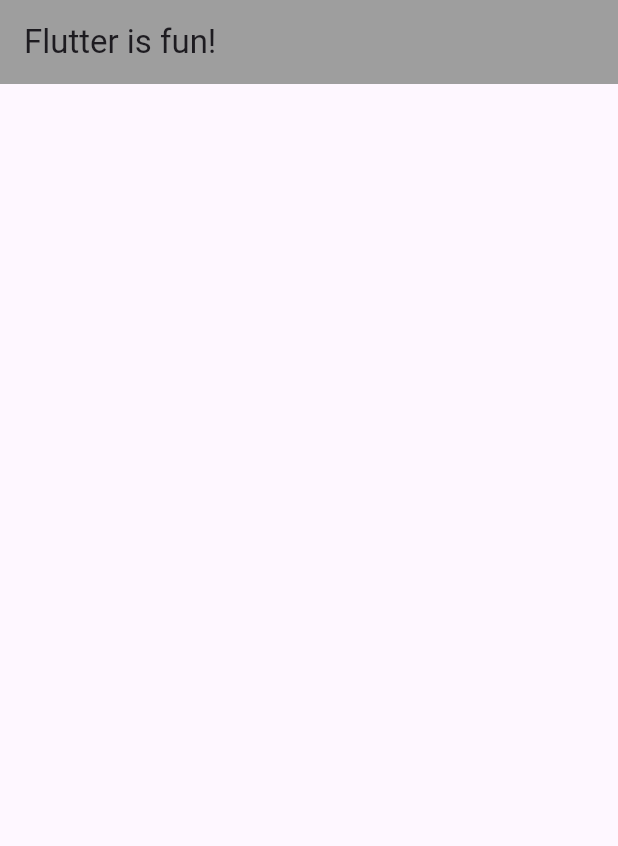
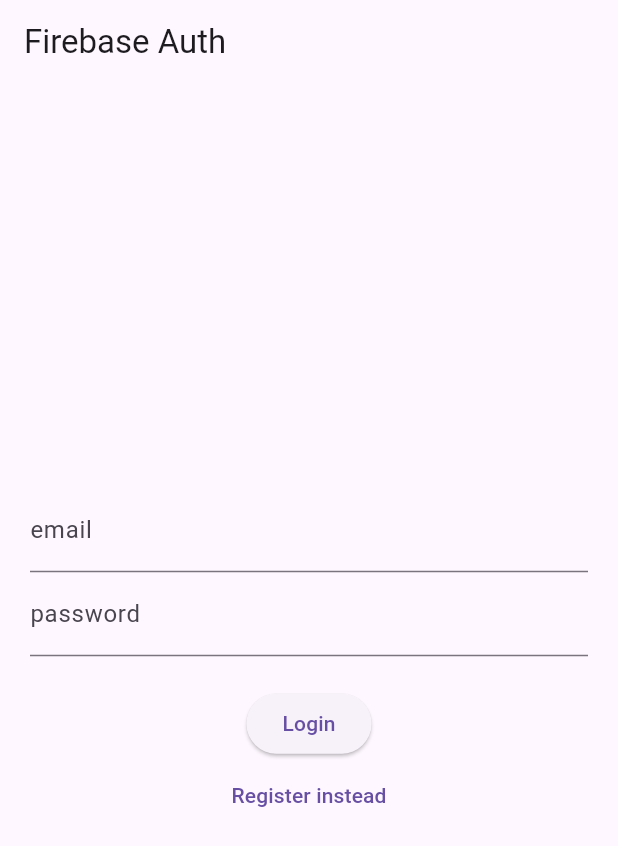
Before and after one commit to Nesphra/roadMap, a Flutter app: the screen it shows after launch, on a phone screen of 412 x 824 dp. Shown: the top 846 px of the screen. Run offline on Flutter 3.47's test engine with Material 3 defaults, Android fonts, the phone set to English and light mode, and no system bars; our stand-ins replace firebase_auth, firebase_core; accounts and stored records are empty.

Commit message:
auth successful

```diff
--- /dev/null
+++ b/lib/auth.dart
@@ -0,0 +1,27 @@
+import 'package:firebase_auth/firebase_auth.dart';
+
+class Auth {
+  final FirebaseAuth _firebaseAuth = FirebaseAuth.instance;
+
+  User? get currentUser => _firebaseAuth.currentUser;
+
+  Stream<User?> get authStateChanges => _firebaseAuth.authStateChanges();
+
+  Future<void> signInWithEmailAndPassword({
+    required String email,
+    required String password,
+  }) async {
+    await _firebaseAuth.signInWithEmailAndPassword(email: email, password: password);
+  }
+
+  Future<void> createUserWithEmailAndPassword({
+    required String email,
+    required String password,
+  }) async {
+    await _firebaseAuth.createUserWithEmailAndPassword(email: email, password: password);
+  }
+
+  Future<void> signOut() async {
+    await _firebaseAuth.signOut();
+  }
+}
--- a/lib/main.dart
+++ b/lib/main.dart
@@ -1,6 +1,10 @@
 import 'package:flutter/material.dart';
+import 'package:roadmap/widget_tree.dart';
+import 'package:firebase_core/firebase_core.dart';
 
-void main() {
+void main() async {
+  WidgetsFlutterBinding.ensureInitialized();
+  await Firebase.initializeApp(); //Both lines required for the application to work
   runApp(MyApp());
 }
 
@@ -10,12 +14,7 @@
   @override
   Widget build(BuildContext context) {
     return MaterialApp(
-      home: Scaffold(
-        appBar: AppBar(
-          backgroundColor: Colors.grey,
-          title: const Text('Flutter is fun!'),
-        ),
-      ),
+      home: const WidgetTree(),
     );
   }
 }
--- /dev/null
+++ b/lib/presentation/login_register_page.dart
@@ -0,0 +1,106 @@
+import 'package:flutter/material.dart';
+import 'package:firebase_auth/firebase_auth.dart';
+import '../auth.dart';
+
+class LoginPage extends StatefulWidget {
+  const LoginPage({super.key});
+
+  @override
+  State<LoginPage> createState() => _LoginPageState();
+}
+
+class _LoginPageState extends State<LoginPage> {
+
+  String? errorMessage = '';
+  bool isLogin = true;
+
+  final TextEditingController _controllerEmail = TextEditingController();
+  final TextEditingController _controllerPassword = TextEditingController();
+
+  Future<void> signInWithEmailAndPassword() async {
+    try {
+      await Auth().signInWithEmailAndPassword(
+        email: _controllerEmail.text,
+        password: _controllerPassword.text
+        );
+    } on FirebaseAuthException catch (e) {
+      setState(() {
+        errorMessage = e.message;
+      });
+    }
+  }
+
+  Future<void> createUserWithEmailAndPassword() async {
+    try {
+      await Auth().createUserWithEmailAndPassword(
+        email: _controllerEmail.text,
+        password: _controllerPassword.text,
+        );
+    } on FirebaseAuthException catch (e) {
+      setState(() {
+        errorMessage = e.message;
+      });
+    }
+  }
+
+  Widget _title() {
+    return const Text('Firebase Auth');
+  }
+
+  Widget _entryField(
+    String title,
+    TextEditingController controller,
+  ) {
+    return TextField(
+      controller: controller,
+      decoration: InputDecoration(labelText: title),
+    );
+  }
+
+  Widget _errorMessage(){
+    return Text(errorMessage == '' ? '' : 'Humm ? $errorMessage');
+  }
+
+  Widget _submitButton(){
+    return ElevatedButton(
+      onPressed: isLogin ? signInWithEmailAndPassword : createUserWithEmailAndPassword,
+      child: Text(isLogin ? 'Login' : 'Register')
+      );
+  }
+
+  Widget _loginOrRegisterButton(){
+    return TextButton(
+      onPressed: () {
+        setState(() {
+          isLogin = !isLogin;
+        });
+      },
+      child: Text(isLogin ? 'Register instead' : 'Login instead')
+      );
+  }
+
+  @override
+  Widget build(BuildContext context) {
+    return Scaffold(
+      appBar: AppBar(
+        title: _title(),
+      ),
+      body: Container(
+        height: double.infinity,
+        width: double.infinity,
+        padding: const EdgeInsets.all(20),
+        child: Column(
+          crossAxisAlignment: CrossAxisAlignment.center,
+          mainAxisAlignment: MainAxisAlignment.center,
+          children: <Widget>[
+            _entryField('email', _controllerEmail),
+            _entryField('password', _controllerPassword),
+            _errorMessage(),
+            _submitButton(),
+            _loginOrRegisterButton()
+          ],
+        ),
+      ),
+    );
+  }
+}
--- /dev/null
+++ b/lib/widget_tree.dart
@@ -0,0 +1,27 @@
+import 'package:roadmap/auth.dart';
+import 'package:roadmap/presentation/home_page.dart';
+import 'package:roadmap/presentation/login_register_page.dart';
+import 'package:flutter/material.dart';
+
+class WidgetTree extends StatefulWidget {
+  const WidgetTree({super.key});
+
+  @override
+  State<WidgetTree> createState() => _WidgetTreeState();
+}
+
+class _WidgetTreeState extends State<WidgetTree> {
+  @override
+  Widget build(BuildContext context) {
+    return StreamBuilder(
+      stream: Auth().authStateChanges,
+      builder: (context, snapshot) {
+        if (snapshot.hasData) {
+          return HomePage();
+        } else {
+          return const LoginPage();
+        }
+      },
+    );
+  }
+}
```
Also changed, not shown: lib/presentation/home_page.dart (added, +46 -0 lines), lib/presentation/timer_page.dart (added, +19 -0 lines), pubspec.yaml (+18 -0 lines), firebase.json (added), pubspec.lock, 7 other files.
